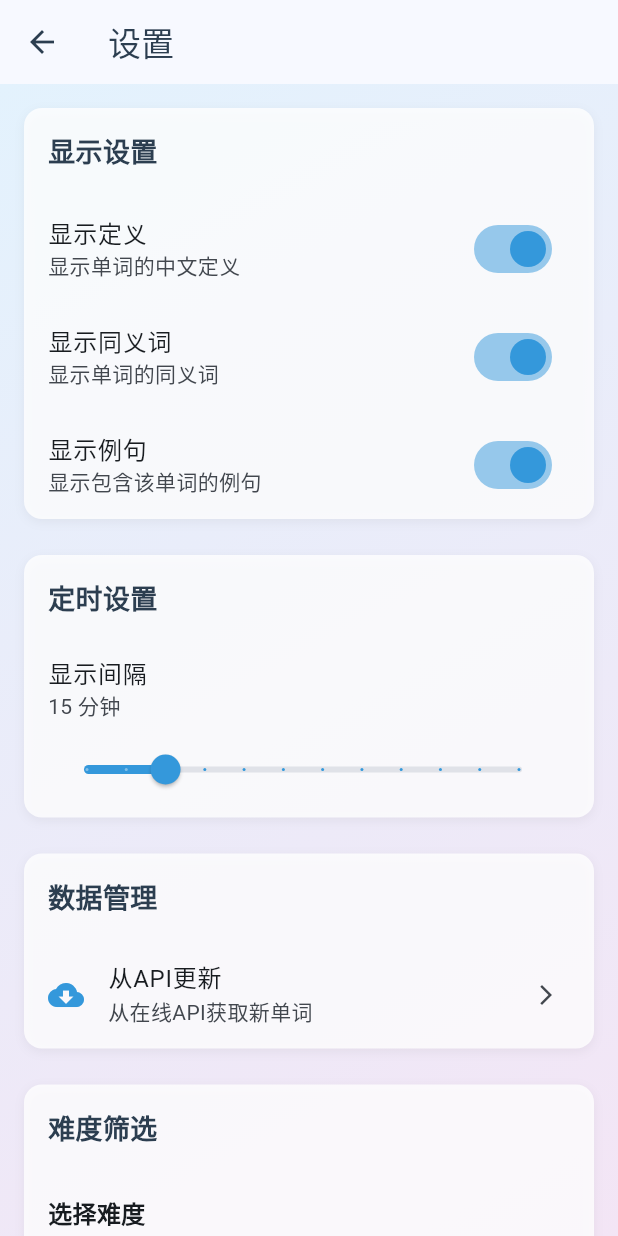
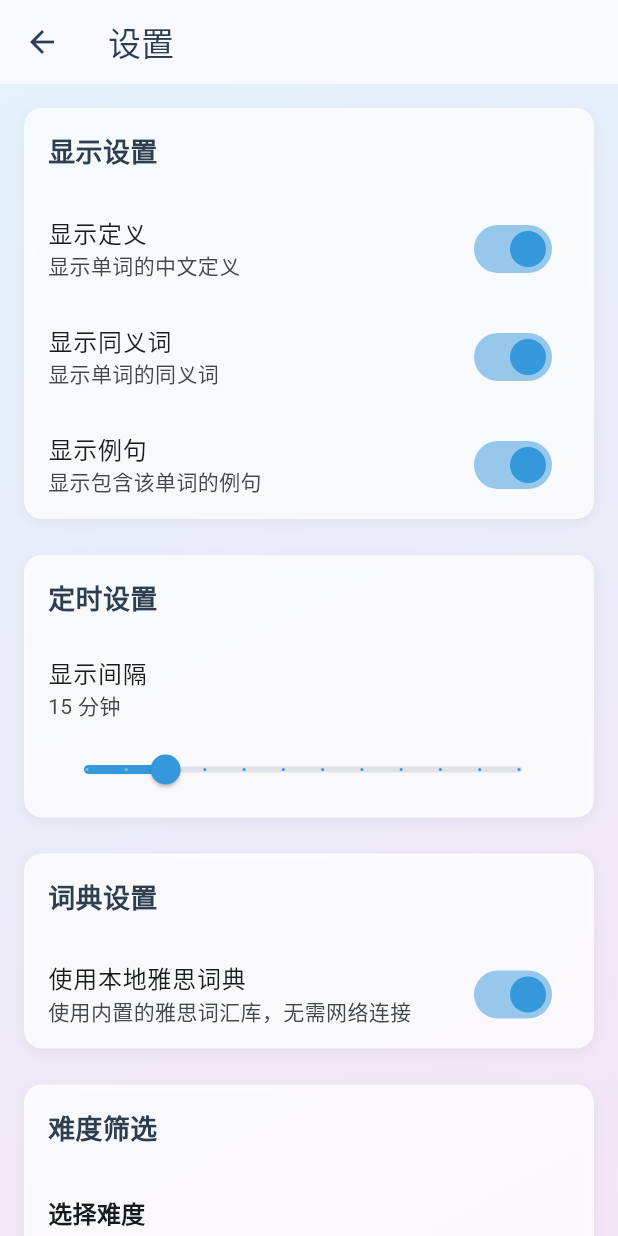
Before and after one commit to rhettholmes3-code/FlashWords, a Flutter app: the screen it shows after launch, after a tap on the "settings" icon, on a phone screen of 412 x 824 dp. Run offline on Flutter 3.47's test engine with Material 3 defaults, Android fonts, the phone set to English and light mode, and no system bars; our stand-ins replace shared_preferences.

Commit message:
Auto commit: 2025-08-14 10:11:41

```diff
--- a/lib/main.dart
+++ b/lib/main.dart
@@ -3,7 +3,8 @@ import 'package:provider/provider.dart';
 import 'providers/word_provider.dart';
 import 'screens/home_screen.dart';
 
-void main() {
+void main() async {
+  WidgetsFlutterBinding.ensureInitialized();
   runApp(const FlashWordsApp());
 }
 
@@ -13,7 +14,12 @@ class FlashWordsApp extends StatelessWidget {
   @override
   Widget build(BuildContext context) {
     return ChangeNotifierProvider(
-      create: (context) => WordProvider(),
+      create: (context) {
+        final provider = WordProvider();
+        // 立即初始化
+        provider.initialize();
+        return provider;
+      },
       child: MaterialApp(
         title: '单词闪现',
         debugShowCheckedModeBanner: false,
--- a/lib/providers/word_provider.dart
+++ b/lib/providers/word_provider.dart
@@ -16,6 +16,7 @@ class WordProvider with ChangeNotifier {
   bool _showSynonyms = true;
   bool _showExample = true;
   String _theme = 'light';
+  bool _useLocalDictionary = true; // 默认使用本地词典
 
   // Getters
   Word? get currentWord => _currentWord;
@@ -27,6 +28,7 @@ class WordProvider with ChangeNotifier {
   bool get showSynonyms => _showSynonyms;
   bool get showExample => _showExample;
   String get theme => _theme;
+  bool get useLocalDictionary => _useLocalDictionary;
 
   Future<void> initialize() async {
     try {
@@ -46,6 +48,7 @@ class WordProvider with ChangeNotifier {
     _showSynonyms = await _wordService.getShowSynonyms();
     _showExample = await _wordService.getShowExample();
     _theme = await _wordService.getTheme();
+    _useLocalDictionary = await _wordService.getUseLocalDictionary();
     notifyListeners();
   }
 
@@ -183,7 +186,24 @@ class WordProvider with ChangeNotifier {
     }
   }
 
+  Future<void> setUseLocalDictionary(bool useLocal) async {
+    try {
+      await _wordService.setUseLocalDictionary(useLocal);
+      _useLocalDictionary = useLocal;
+      notifyListeners();
+    } catch (e) {
+      _error = '设置词典模式失败: $e';
+      notifyListeners();
+    }
+  }
+
   Future<void> fetchWordsFromAPI() async {
+    if (_useLocalDictionary) {
+      _error = '当前使用本地词典模式，无法从API获取单词';
+      notifyListeners();
+      return;
+    }
+
     _isLoading = true;
     _error = '';
     notifyListeners();
--- a/lib/screens/home_screen.dart
+++ b/lib/screens/home_screen.dart
@@ -26,9 +26,9 @@ class _HomeScreenState extends State<HomeScreen> with TickerProviderStateMixin {
       CurvedAnimation(parent: _fadeController, curve: Curves.easeInOut),
     );
 
-    // 初始化数据
+    // 启动动画
     WidgetsBinding.instance.addPostFrameCallback((_) {
-      context.read<WordProvider>().initialize();
+      _playFadeAnimation();
     });
   }
 
@@ -81,7 +81,9 @@ class _HomeScreenState extends State<HomeScreen> with TickerProviderStateMixin {
   Widget _buildTopBar(WordProvider wordProvider) {
     return Container(
       padding: const EdgeInsets.all(16),
-      child: Row(
+      child: Column(
+        children: [
+          Row(
             mainAxisAlignment: MainAxisAlignment.spaceBetween,
             children: [
               // 标题
@@ -108,6 +110,52 @@ class _HomeScreenState extends State<HomeScreen> with TickerProviderStateMixin {
                 style: IconButton.styleFrom(
                   backgroundColor: Colors.white.withOpacity(0.8),
                   foregroundColor: const Color(0xFF2C3E50),
+                ),
+              ),
+            ],
+          ),
+
+          // 词典模式指示器
+          const SizedBox(height: 8),
+          Container(
+            padding: const EdgeInsets.symmetric(horizontal: 12, vertical: 6),
+            decoration: BoxDecoration(
+              color: wordProvider.useLocalDictionary
+                ? Colors.green.withOpacity(0.1)
+                : Colors.blue.withOpacity(0.1),
+              borderRadius: BorderRadius.circular(16),
+              border: Border.all(
+                color: wordProvider.useLocalDictionary
+                  ? Colors.green.withOpacity(0.3)
+                  : Colors.blue.withOpacity(0.3),
+              ),
+            ),
+            child: Row(
+              mainAxisSize: MainAxisSize.min,
+              children: [
+                Icon(
+                  wordProvider.useLocalDictionary
+                    ? Icons.book
+                    : Icons.cloud,
+                  size: 16,
+                  color: wordProvider.useLocalDictionary
+                    ? Colors.green
+                    : Colors.blue,
+                ),
+                const SizedBox(width: 4),
+                Text(
+                  wordProvider.useLocalDictionary
+                    ? '本地雅思词典'
+                    : '在线API',
+                  style: TextStyle(
+                    fontSize: 12,
+                    color: wordProvider.useLocalDictionary
+                      ? Colors.green
+                      : Colors.blue,
+                    fontWeight: FontWeight.w500,
+                  ),
+                ),
+              ],
             ),
           ),
         ],
--- a/lib/screens/settings_screen.dart
+++ b/lib/screens/settings_screen.dart
@@ -74,14 +74,21 @@ class SettingsScreen extends StatelessWidget {
                 const SizedBox(height: 24),
 
                 _buildSection(
-                  '数据管理',
+                  '词典设置',
                   [
-                    _buildListTile(
-                      '从API更新',
-                      '从在线API获取新单词',
-                      Icons.cloud_download,
-                      () => _updateFromAPI(context, wordProvider),
+                    _buildSwitchTile(
+                      '使用本地雅思词典',
+                      '使用内置的雅思词汇库，无需网络连接',
+                      wordProvider.useLocalDictionary,
+                      (value) => wordProvider.setUseLocalDictionary(value),
                     ),
+                    if (!wordProvider.useLocalDictionary)
+                      _buildListTile(
+                        '从API更新',
+                        '从在线API获取新单词',
+                        Icons.cloud_download,
+                        () => _updateFromAPI(context, wordProvider),
+                      ),
                   ],
                 ),
 
--- a/lib/services/word_service.dart
+++ b/lib/services/word_service.dart
@@ -2,9 +2,9 @@ import 'dart:convert';
 import 'dart:math';
 import 'package:shared_preferences/shared_preferences.dart';
 import '../models/word.dart';
+import '../data/ielts_vocabulary.dart';
 
 class WordService {
-  static const String _settingsKey = 'flash_words_settings';
   static const String _wordsKey = 'flash_words_data';
 
   List<Word> _words = [];
@@ -99,10 +99,9 @@ class WordService {
   }
 
   Future<void> _initializeSampleData() async {
-    for (final wordData in _sampleWords) {
-      final word = Word.fromJson(wordData);
-      _words.add(word);
-    }
+    // 使用雅思词汇数据初始化
+    final ieltsWords = IeltsVocabulary.getIeltsWords();
+    _words.addAll(ieltsWords);
     await _saveWords();
   }
 
@@ -113,7 +112,9 @@ class WordService {
       words = words.where((word) => word.level == level).toList();
     }
 
-    if (words.isEmpty) return null;
+    if (words.isEmpty) {
+      return null;
+    }
 
     final random = Random();
     return words[random.nextInt(words.length)];
@@ -182,6 +183,14 @@ class WordService {
     return _prefs.getString('theme') ?? 'light';
   }
 
+  Future<void> setUseLocalDictionary(bool useLocal) async {
+    await _prefs.setBool('useLocalDictionary', useLocal);
+  }
+
+  Future<bool> getUseLocalDictionary() async {
+    return _prefs.getBool('useLocalDictionary') ?? true; // 默认使用本地词典
+  }
+
   // API相关方法（模拟）
   Future<List<Word>> fetchWordsFromAPI() async {
     // 这里可以集成真实的API，如Wordnik、Oxford等
--- a/pubspec.yaml
+++ b/pubspec.yaml
@@ -1,4 +1,4 @@
-name: flash_words
+name: flashwords
 description: 单词闪现 - 跨平台背单词屏保应用
 publish_to: 'none'
 version: 1.0.0+1
```
Also changed, not shown: lib/data/ielts_vocabulary.dart (added, +571 -0 lines), 4 other files. Lines whose indentation alone changed are shown as unchanged.
